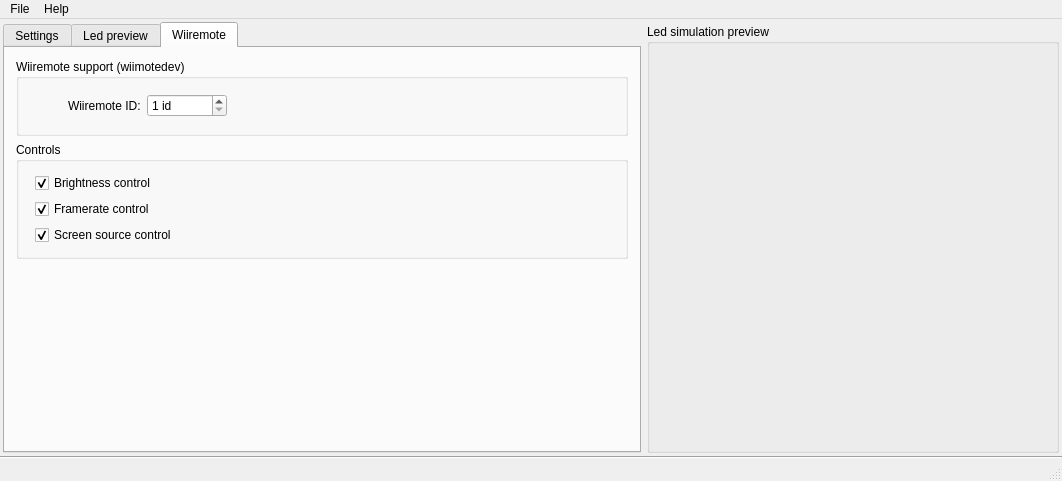
dev-0x7C6/led-frame, file mainwindow.ui: the form before one commit.
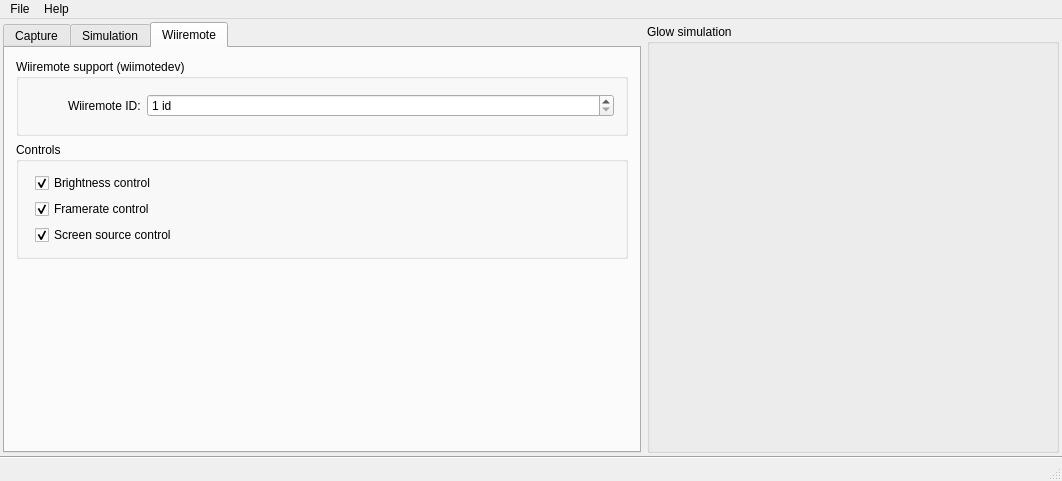
The form after the commit. Icons and pictures are not drawn. Custom widgets are drawn as their Qt base class.

```diff
--- a/mainwindow.ui
+++ b/mainwindow.ui
@@ -38,7 +38,7 @@
          </property>
          <widget class="QWidget" name="tab">
           <attribute name="title">
-           <string>Settings</string>
+           <string>Capture</string>
           </attribute>
           <layout class="QVBoxLayout" name="verticalLayout_6">
            <item>
@@ -631,7 +631,7 @@
          </widget>
          <widget class="QWidget" name="tab_3">
           <attribute name="title">
-           <string>Led preview</string>
+           <string>Simulation</string>
           </attribute>
           <layout class="QVBoxLayout" name="verticalLayout_12">
            <item>
@@ -844,6 +844,12 @@
                 </item>
                 <item>
                  <widget class="QSpinBox" name="wiimoteId">
+                  <property name="sizePolicy">
+                   <sizepolicy hsizetype="MinimumExpanding" vsizetype="Fixed">
+                    <horstretch>0</horstretch>
+                    <verstretch>0</verstretch>
+                   </sizepolicy>
+                  </property>
                   <property name="suffix">
                    <string> id</string>
                   </property>
@@ -858,19 +864,6 @@
                   </property>
                  </widget>
                 </item>
-                <item>
-                 <spacer name="horizontalSpacer">
-                  <property name="orientation">
-                   <enum>Qt::Horizontal</enum>
-                  </property>
-                  <property name="sizeHint" stdset="0">
-                   <size>
-                    <width>40</width>
-                    <height>20</height>
-                   </size>
-                  </property>
-                 </spacer>
-                </item>
                </layout>
               </item>
              </layout>
@@ -959,7 +952,7 @@
           <item>
            <widget class="QGroupBox" name="groupBox_2">
             <property name="title">
-             <string>Led simulation preview</string>
+             <string>Glow simulation</string>
             </property>
             <property name="flat">
              <bool>false</bool>
```
Left out of the diff: 6 changed lines with no effect on the pictures.
